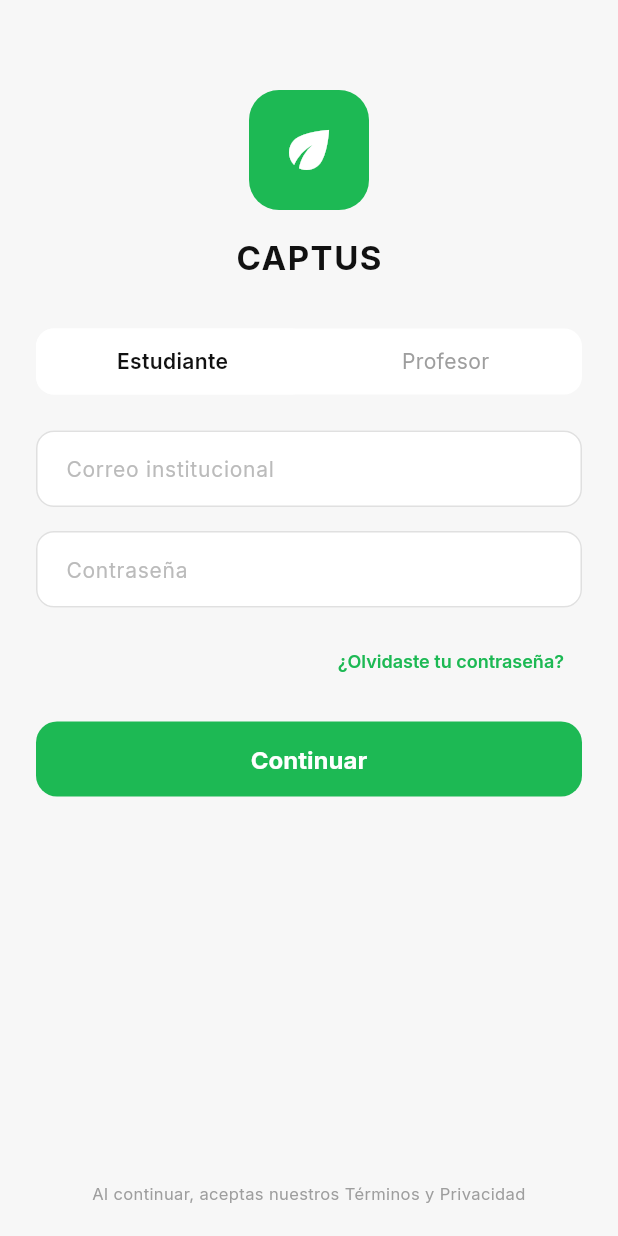
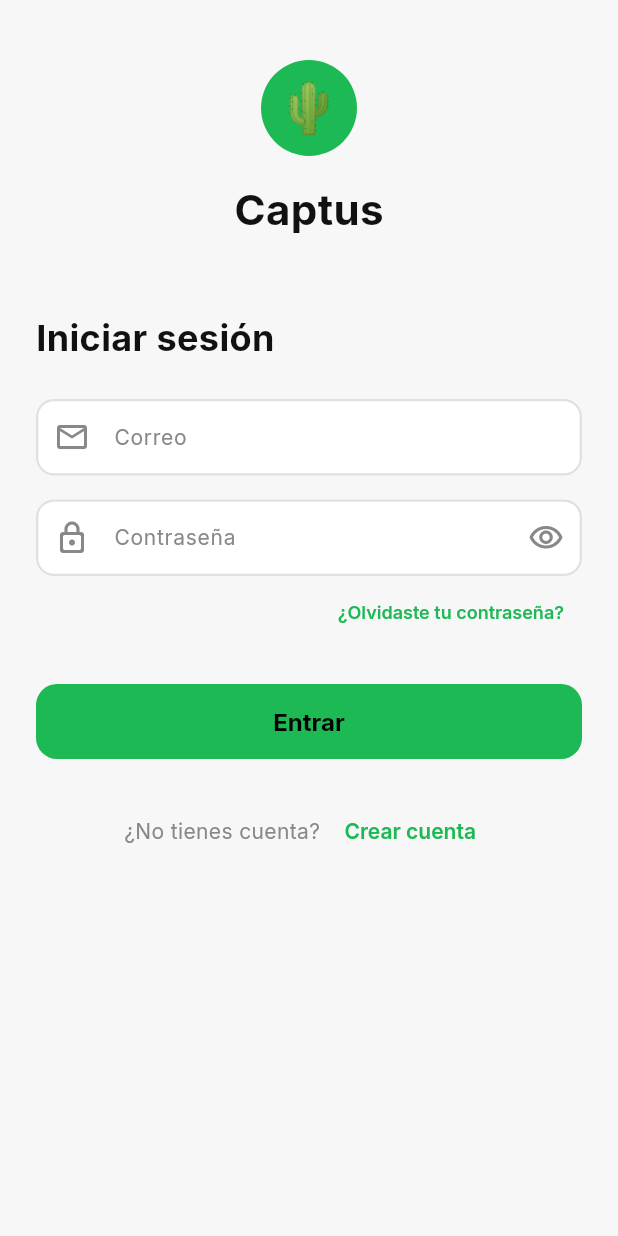
Before and after one commit to Raikadier/captus_mobile, a Flutter app: the LoginScreen screen opened by its route, on a phone screen of 412 x 824 dp. Run offline on Flutter 3.47's test engine with Material 3 defaults, Android fonts, the phone set to English and light mode, and no system bars; our stand-ins replace dio, firebase_core, firebase_messaging, flutter_riverpod, flutter_slidable, go_router and 5 more; accounts and stored records are empty.

Commit message:
feat: login funcional con Supabase y dashboard docente

```diff
--- /dev/null
+++ b/devtools_options.yaml
@@ -0,0 +1,3 @@
+description: This file stores settings for Dart & Flutter DevTools.
+documentation: https://docs.flutter.dev/tools/devtools/extensions#configure-extension-enablement-states
+extensions:
--- a/lib/features/auth/screens/login_screen.dart
+++ b/lib/features/auth/screens/login_screen.dart
@@ -1,144 +1,173 @@
 import 'package:flutter/material.dart';
+import 'package:flutter_riverpod/flutter_riverpod.dart';
+import 'package:go_router/go_router.dart';
+import 'package:google_fonts/google_fonts.dart';
 import '../../../core/constants/app_colors.dart';
+import '../../../core/providers/auth_provider.dart';
 
-class LoginScreen extends StatelessWidget {
+class LoginScreen extends ConsumerStatefulWidget {
   const LoginScreen({super.key});
+
+  @override
+  ConsumerState<LoginScreen> createState() => _LoginScreenState();
+}
+
+class _LoginScreenState extends ConsumerState<LoginScreen> {
+  final _formKey = GlobalKey<FormState>();
+  final _emailCtrl = TextEditingController();
+  final _passwordCtrl = TextEditingController();
+  bool _obscurePassword = true;
+  bool _isLoading = false;
+  String? _errorMessage;
+
+  @override
+  void dispose() {
+    _emailCtrl.dispose();
+    _passwordCtrl.dispose();
+    super.dispose();
+  }
+
+  Future<void> _login() async {
+    if (!_formKey.currentState!.validate()) return;
+    setState(() {
+      _isLoading = true;
+      _errorMessage = null;
+    });
+
+    final error = await ref.read(authProvider.notifier).signIn(
+          email: _emailCtrl.text.trim(),
+          password: _passwordCtrl.text,
+        );
+
+    if (!mounted) return;
+    if (error != null) {
+      setState(() {
+        _isLoading = false;
+        _errorMessage = error;
+      });
+    }
+  }
 
   @override
   Widget build(BuildContext context) {
     return Scaffold(
       backgroundColor: AppColors.background,
+      resizeToAvoidBottomInset: false,
       body: SafeArea(
-        child: Padding(
+        child: SingleChildScrollView(
           padding: const EdgeInsets.symmetric(horizontal: 24),
+          child: Form(
+            key: _formKey,
             child: Column(
-            crossAxisAlignment: CrossAxisAlignment.center,
+              crossAxisAlignment: CrossAxisAlignment.start,
               children: [
-              const SizedBox(height: 60),
-
-              // 🌵 Logo
+                const SizedBox(height: 40),
+                Center(
+                  child: Column(
+                    children: [
                       Container(
-                height: 80,
-                width: 80,
+                        width: 64,
+                        height: 64,
                         decoration: BoxDecoration(
                           color: AppColors.primary,
-                  borderRadius: BorderRadius.circular(20),
+                          shape: BoxShape.circle,
                         ),
-                child: const Icon(
-                  Icons.eco,
-                  color: Colors.white,
-                  size: 40,
+                        child: const Center(
+                          child: Text('🌵', style: TextStyle(fontSize: 32)),
                         ),
                       ),
-
                       const SizedBox(height: 16),
-
-              const Text(
-                "CAPTUS",
-                style: TextStyle(
-                  fontSize: 22,
+                      Text(
+                        'Captus',
+                        style: GoogleFonts.inter(
+                          fontSize: 28,
                           fontWeight: FontWeight.bold,
-                  letterSpacing: 1,
-                ),
-              ),
-
-              const SizedBox(height: 32),
-
-              // Selector Estudiante / Profesor
-              Container(
-                decoration: BoxDecoration(
-                  color: AppColors.surface,
-                  borderRadius: BorderRadius.circular(12),
-                ),
-                child: Row(
-                  children: [
-                    Expanded(
-                      child: Container(
-                        padding: const EdgeInsets.symmetric(vertical: 12),
-                        decoration: BoxDecoration(
-                          color: Colors.white,
-                          borderRadius: BorderRadius.circular(12),
-                        ),
-                        alignment: Alignment.center,
-                        child: const Text(
-                          "Estudiante",
-                          style: TextStyle(fontWeight: FontWeight.w600),
-                        ),
-                      ),
-                    ),
-                    Expanded(
-                      child: Container(
-                        padding: const EdgeInsets.symmetric(vertical: 12),
-                        alignment: Alignment.center,
-                        child: const Text(
-                          "Profesor",
-                          style: TextStyle(color: Colors.grey),
-                        ),
+                          color: AppColors.textPrimary,
                         ),
                       ),
                     ],
                   ),
                 ),
-
+                const SizedBox(height: 48),
+                Text(
+                  'Iniciar sesión',
+                  style: GoogleFonts.inter(
+                    fontSize: 24,
+                    fontWeight: FontWeight.bold,
+                    color: AppColors.textPrimary,
+                  ),
+                ),
                 const SizedBox(height: 24),
-
-              // Email
-              TextField(
+                TextFormField(
+                  controller: _emailCtrl,
+                  keyboardType: TextInputType.emailAddress,
+                  autocorrect: false,
+                  decoration: const InputDecoration(
+                    labelText: 'Correo',
+                    prefixIcon: Icon(Icons.email_outlined),
+                    hintText: 'usuario@email.com',
+                  ),
+                  validator: (v) => v != null && v.contains('@')
+                      ? null
+                      : 'Ingresa un correo válido',
+                ),
+                const SizedBox(height: 16),
+                TextFormField(
+                  controller: _passwordCtrl,
+                  obscureText: _obscurePassword,
                   decoration: InputDecoration(
-                  hintText: "Correo institucional",
-                  filled: true,
-                  fillColor: Colors.white,
-                  contentPadding: const EdgeInsets.symmetric(
-                      horizontal: 16, vertical: 14),
-                  border: OutlineInputBorder(
-                    borderRadius: BorderRadius.circular(12),
-                    borderSide: BorderSide(color: Colors.grey.shade300),
+                    labelText: 'Contraseña',
+                    prefixIcon: const Icon(Icons.lock_outline_rounded),
+                    suffixIcon: IconButton(
+                      icon: Icon(_obscurePassword
+                          ? Icons.visibility_outlined
+                          : Icons.visibility_off_outlined),
+                      onPressed: () =>
+                          setState(() => _obscurePassword = !_obscurePassword),
                     ),
-                  enabledBorder: OutlineInputBorder(
-                    borderRadius: BorderRadius.circular(12),
-                    borderSide: BorderSide(color: Colors.grey.shade300),
+                  ),
+                  validator: (v) => v != null && v.length >= 6
+                      ? null
+                      : 'Mínimo 6 caracteres',
+                ),
+                Align(
+                  alignment: Alignment.centerRight,
+                  child: TextButton(
+                    onPressed: () => context.push('/forgot-password'),
+                    child: Text(
+                      '¿Olvidaste tu contraseña?',
+                      style: GoogleFonts.inter(fontSize: 12),
                     ),
                   ),
                 ),
-
-              const SizedBox(height: 16),
-
-              // Password
-              TextField(
-                obscureText: true,
-                decoration: InputDecoration(
-                  hintText: "Contraseña",
-                  filled: true,
-                  fillColor: Colors.white,
-                  contentPadding: const EdgeInsets.symmetric(
-                      horizontal: 16, vertical: 14),
-                  border: OutlineInputBorder(
-                    borderRadius: BorderRadius.circular(12),
-                    borderSide: BorderSide(color: Colors.grey.shade300),
+                if (_errorMessage != null) ...[
+                  const SizedBox(height: 12),
+                  Container(
+                    padding: const EdgeInsets.symmetric(
+                        horizontal: 12, vertical: 10),
+                    decoration: BoxDecoration(
+                      color: AppColors.error.withAlpha(25),
+                      borderRadius: BorderRadius.circular(8),
+                      border:
+                          Border.all(color: AppColors.error.withAlpha(76)),
                     ),
-                  enabledBorder: OutlineInputBorder(
-                    borderRadius: BorderRadius.circular(12),
-                    borderSide: BorderSide(color: Colors.grey.shade300),
+                    child: Row(
+                      children: [
+                        const Icon(Icons.error_outline_rounded,
+                            color: AppColors.error, size: 16),
+                        const SizedBox(width: 8),
+                        Expanded(
+                          child: Text(
+                            _errorMessage!,
+                            style: GoogleFonts.inter(
+                                fontSize: 12, color: AppColors.error),
                           ),
                         ),
-              ),
-
-              const SizedBox(height: 12),
-
-              Align(
-                alignment: Alignment.centerRight,
-                child: TextButton(
-                  onPressed: () {},
-                  child: const Text(
-                    "¿Olvidaste tu contraseña?",
-                    style: TextStyle(fontSize: 12),
+                      ],
                     ),
                   ),
-              ),
-
-              const SizedBox(height: 16),
-
-              // Botón
+                ],
+                const SizedBox(height: 24),
                 SizedBox(
                   width: double.infinity,
                   height: 50,
@@ -149,27 +178,42 @@ class LoginScreen extends StatelessWidget {
                         borderRadius: BorderRadius.circular(14),
                       ),
                     ),
-                  onPressed: () {},
-                  child: const Text(
-                    "Continuar",
-                    style: TextStyle(
+                    onPressed: _isLoading ? null : _login,
+                    child: _isLoading
+                        ? const SizedBox(
+                            height: 20,
+                            width: 20,
+                            child: CircularProgressIndicator(
+                                strokeWidth: 2, color: Colors.black),
+                          )
+                        : Text(
+                            'Entrar',
+                            style: GoogleFonts.inter(
                               fontWeight: FontWeight.bold,
                               fontSize: 16,
+                              color: Colors.black,
                             ),
                           ),
                   ),
                 ),
-
-              const Spacer(),
-
-              const Text(
-                "Al continuar, aceptas nuestros Términos y Privacidad",
-                textAlign: TextAlign.center,
-                style: TextStyle(fontSize: 11, color: Colors.grey),
+                const SizedBox(height: 24),
+                Row(
+                  mainAxisAlignment: MainAxisAlignment.center,
+                  children: [
+                    Text(
+                      '¿No tienes cuenta? ',
+                      style:
+                          GoogleFonts.inter(color: AppColors.textSecondary),
                     ),
-
-              const SizedBox(height: 20),
+                    TextButton(
+                      onPressed: () => context.go('/register'),
+                      child: const Text('Crear cuenta'),
+                    ),
                   ],
+                ),
+                const SizedBox(height: 24),
+              ],
+            ),
           ),
         ),
       ),
```
Also changed, not shown: pubspec.lock. Lines whose indentation alone changed are shown as unchanged.
